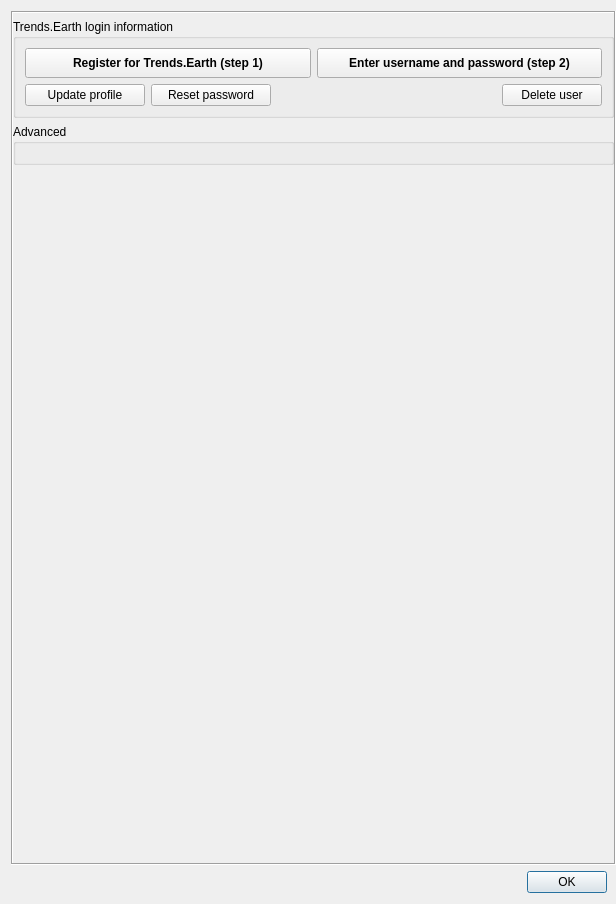
Old version of the form LDMP/gui/DlgSettings.ui in the repository ConservationInternational/trends.earth.
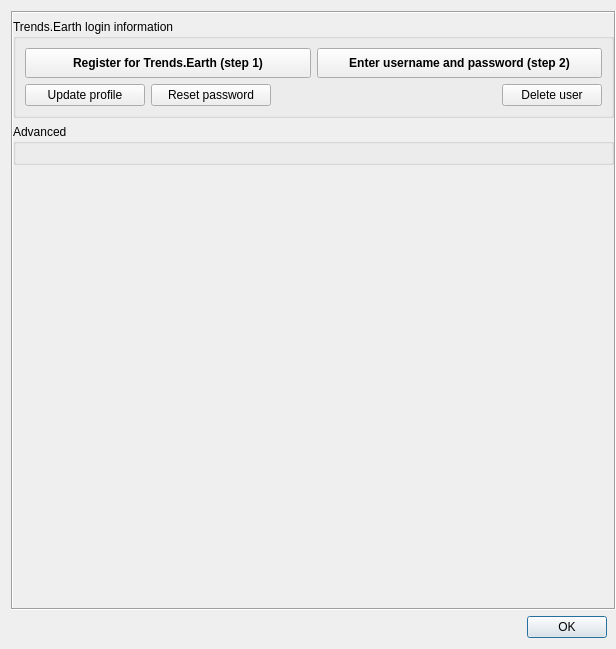
New version of the form. Custom widgets are drawn as their Qt base class.

Commit message: Cleanup settings and add LandPKS authentication

What changed in the file:
```diff
--- a/LDMP/gui/DlgSettings.ui
+++ b/LDMP/gui/DlgSettings.ui
@@ -10,7 +10,7 @@
     <x>0</x>
     <y>0</y>
     <width>616</width>
-    <height>904</height>
+    <height>649</height>
    </rect>
   </property>
   <property name="sizePolicy">
@@ -28,7 +28,7 @@
   <property name="windowTitle">
    <string>Settings</string>
   </property>
-  <layout class="QVBoxLayout" name="verticalLayout_2">
+  <layout class="QVBoxLayout" name="verticalLayout">
    <property name="rightMargin">
     <number>0</number>
    </property>
@@ -45,8 +45,8 @@
        <rect>
         <x>0</x>
         <y>0</y>
-        <width>606</width>
-        <height>865</height>
+        <width>603</width>
+        <height>596</height>
        </rect>
       </property>
       <layout class="QVBoxLayout" name="verticalLayout_6">
@@ -290,6 +290,12 @@
   </layout>
  </widget>
  <customwidgets>
+  <customwidget>
+   <class>QgsCollapsibleGroupBox</class>
+   <extends>QGroupBox</extends>
+   <header>qgis.gui</header>
+   <container>1</container>
+  </customwidget>
   <customwidget>
    <class>QgsScrollArea</class>
    <extends>QScrollArea</extends>
```
Left out of the diff: 19 changed lines with no effect on the pictures. The commit also changes 4 other files.
